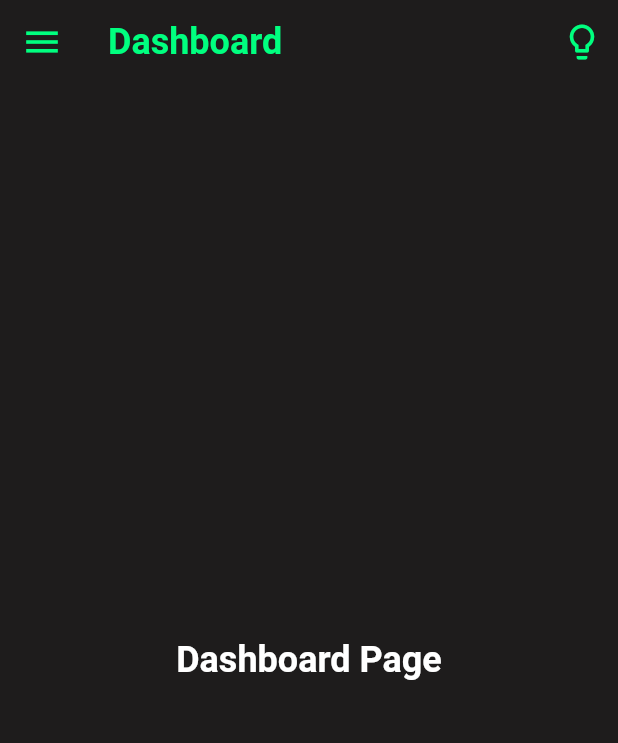
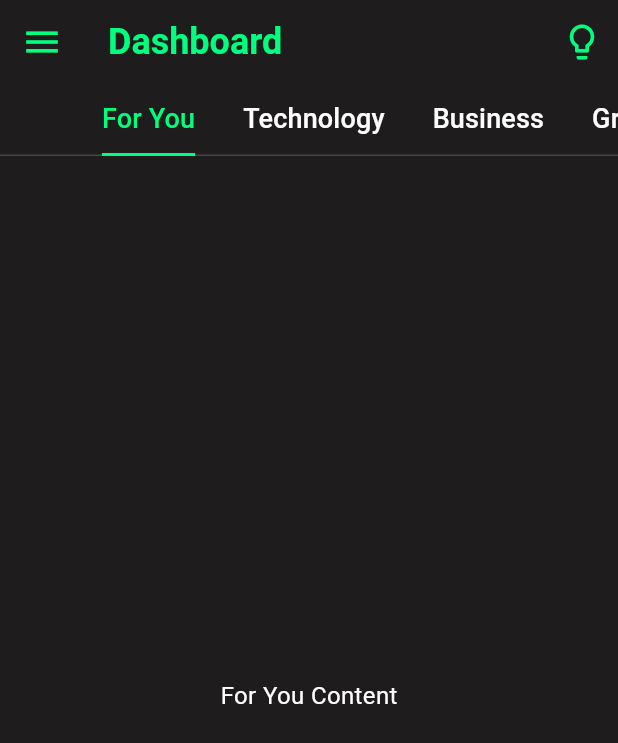
Before and after one commit to AurelioAlfons/Leap, a Flutter app: the DashboardPage screen opened directly, on a phone screen of 412 x 824 dp. Shown: the top 743 px of the screen. Run offline on Flutter 3.47's test engine with Material 3 defaults, Android fonts, the phone set to English and light mode, and no system bars.

Commit message:
Dashboard Base code

```diff
--- a/lib/UI/Home/dashboard.dart
+++ b/lib/UI/Home/dashboard.dart
@@ -6,20 +6,45 @@ class DashboardPage extends StatelessWidget {
 
   @override
   Widget build(BuildContext context) {
-    return Scaffold(
+    return DefaultTabController(
+      length: 5,
+      child: Scaffold(
         // Custom AppBar with page-specific settings
         appBar: CustomAppBar(
           title: "Dashboard",
           showSearchButton: false,
           showDropdown: false,
+          bottom: const PreferredSize(
+            preferredSize: Size.fromHeight(48.0),
+            child: Row(
+              children: [
+                Expanded(
+                  child: TabBar(
+                    isScrollable: true, // Allows horizontal scrolling
+                    tabs: [
+                      Tab(text: 'For You'),
+                      Tab(text: 'Technology'),
+                      Tab(text: 'Business'),
+                      Tab(text: 'Graphic Design'),
+                      Tab(text: 'Add +'),
+                    ],
+                  ),
+                ),
+              ],
+            ),
+          ),
           onMenuPressed: () => Scaffold.of(context).openDrawer(),
           onEndDrawerPressed: () => Scaffold.of(context).openEndDrawer(),
         ),
 
-      body: Center(
-        child: Text(
-          'Dashboard Page',
-          style: Theme.of(context).textTheme.titleLarge,
+        body: const TabBarView(
+          children: [
+            Center(child: Text('For You Content')),
+            Center(child: Text('Technology Content')),
+            Center(child: Text('Technology Content')),
+            Center(child: Text('Technology Content')),
+            Center(child: Text('Add Content')),
+          ],
         ),
       ),
     );
--- a/lib/UI/Layout/customappbar.dart
+++ b/lib/UI/Layout/customappbar.dart
@@ -9,6 +9,7 @@ class CustomAppBar extends StatelessWidget implements PreferredSizeWidget {
   // Callbacks for menu and end drawer actions
   final VoidCallback? onMenuPressed;
   final VoidCallback? onEndDrawerPressed;
+  final VoidCallback? onTitleTapped; // New callback for title tap
   final PreferredSizeWidget? bottom;
 
   const CustomAppBar({
@@ -18,19 +19,21 @@ class CustomAppBar extends StatelessWidget implements PreferredSizeWidget {
     this.showDropdown = true,
     this.onMenuPressed,
     this.onEndDrawerPressed,
+    this.onTitleTapped, // Initialize the new callback
     this.bottom,
   });
 
   @override
   Widget build(BuildContext context) {
     return AppBar(
-      // Conditionally shows title with dropdown menu or just title
-      title: showDropdown
+      title: GestureDetector(
+        onTap: onTitleTapped, // Call onTitleTapped when title is tapped
+        child: showDropdown
             ? PopupMenuButton<String>(
                 onSelected: (value) {
                   // Handle selected item
                   // ignore: avoid_print
-                print(value);
+                  print(value); // Replace with your desired logic
                 },
                 offset: const Offset(0, 30),
                 padding: EdgeInsets.zero,
@@ -41,8 +44,6 @@ class CustomAppBar extends StatelessWidget implements PreferredSizeWidget {
                     const Icon(Icons.arrow_drop_down_outlined),
                   ],
                 ),
-
-              // Dropdown menu items
                 itemBuilder: (BuildContext context) {
                   return <PopupMenuEntry<String>>[
                     const PopupMenuItem<String>(
@@ -67,6 +68,7 @@ class CustomAppBar extends StatelessWidget implements PreferredSizeWidget {
                 },
               )
             : Text(title),
+      ),
 
       // Leading icon button to open the main drawer
       leading: IconButton(
@@ -78,7 +80,9 @@ class CustomAppBar extends StatelessWidget implements PreferredSizeWidget {
       actions: [
         if (showSearchButton)
           IconButton(
-            onPressed: () {},
+            onPressed: () {
+              // Implement search action here if needed
+            },
             icon: const Icon(Icons.search_rounded),
           ),
         IconButton(
```
Also changed, not shown: lib/UI/Home/inbox.dart (+15 -15 lines), lib/UI/Home/profile.dart (+64 -43 lines), lib/UI/Login/login.dart (+25 -18 lines), lib/UI/Login/signup.dart (+29 -15 lines). Lines whose indentation alone changed are shown as unchanged.
